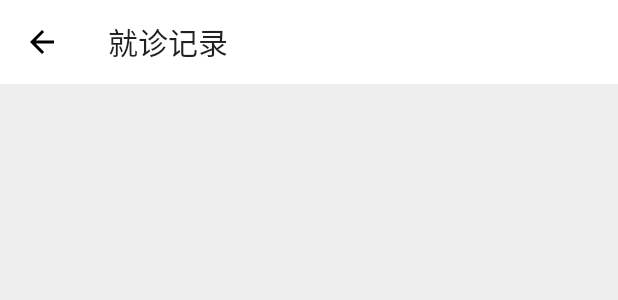
After one commit to a1198375223/PHRapp, an Android app: the layout phr_treatment_record.xml on its own in the app's theme, with its tools: preview values and no code run, on a phone screen of 412 x 824 dp. The commit adds this screen. Shown: the top 300 px of the screen. Run offline under Robolectric (Android 15) with nearby library versions, the phone set to English and light mode, and no system bars.

Commit message:
update 8.9 pm. by wl.可以查看就诊记录

```diff
--- a/app/src/main/AndroidManifest.xml
+++ b/app/src/main/AndroidManifest.xml
@@ -44,6 +44,7 @@
         <activity android:name=".item.treatment.DoctorPage" />
         <activity android:name=".item.treatment.AppointmentActivity" />
         <activity android:name=".item.treatment.AppointSuccessActivity" />
+        <activity android:name=".item.treatment.RecordActivity" />
         <activity android:name=".item.login.LoginActivity">
 
             <!-- <intent-filter> -->
--- a/app/src/main/java/com/starstudio/loser/phrapp/item/main/view/MainViewImpl.java
+++ b/app/src/main/java/com/starstudio/loser/phrapp/item/main/view/MainViewImpl.java
@@ -32,6 +32,7 @@ import com.starstudio.loser.phrapp.item.map.HospitalMapActivity;
 import com.starstudio.loser.phrapp.item.medicine.MedicineMainActivity;
 import com.starstudio.loser.phrapp.item.message.PHRMessageActivity;
 import com.starstudio.loser.phrapp.item.modify.ModifyActivity;
+import com.starstudio.loser.phrapp.item.treatment.RecordActivity;
 import com.starstudio.loser.phrapp.item.treatment.TreatmentActiity;
 
 import java.util.ArrayList;
@@ -70,8 +71,7 @@ public class MainViewImpl extends PHRView implements MainContract.MainView {
                         activity.startActivity(new Intent(activity, ManageMainActivity.class));
                         break;
                     case R.id.phr_main_navigation_view_menu_item4:
-
-                        break;
+                        activity.startActivity(new Intent(activity, RecordActivity.class));
                     case R.id.phr_main_navigation_view_menu_item5:
                         activity.startActivity(new Intent(activity, ModifyActivity.class));
                         break;
--- /dev/null
+++ b/app/src/main/res/layout/phr_treatment_record.xml
@@ -0,0 +1,19 @@
+<?xml version="1.0" encoding="utf-8"?>
+<LinearLayout xmlns:android="http://schemas.android.com/apk/res/android"
+    android:orientation="vertical" android:layout_width="match_parent"
+    android:layout_height="match_parent">
+
+    <include layout="@layout/phr_treatment_record_toolbar" />
+
+    <ListView
+        android:id="@+id/record_list_view"
+        android:layout_width="match_parent"
+        android:layout_height="wrap_content"
+        android:layout_marginTop="@dimen/phr_margin_6"
+        android:layout_marginLeft="@dimen/phr_margin_4"
+        android:layout_marginRight="@dimen/phr_margin_4"
+
+        android:textAlignment="5">
+    </ListView>
+
+</LinearLayout>
--- /dev/null
+++ b/app/src/main/res/layout/phr_treatment_record_toolbar.xml
@@ -0,0 +1,11 @@
+<?xml version="1.0" encoding="utf-8"?>
+<android.support.v7.widget.Toolbar
+    xmlns:android="http://schemas.android.com/apk/res/android"
+    android:layout_width="match_parent"
+    android:layout_height="?attr/actionBarSize"
+    xmlns:app="http://schemas.android.com/apk/res-auto"
+    android:background="@color/phr_white"
+    app:title="@string/phr_treatment_record"
+    app:navigationIcon="@drawable/phr_arrow_back_black_24"
+    android:id="@+id/phr_treatment_record_toolbar">
+</android.support.v7.widget.Toolbar>
--- a/app/src/main/res/values/strings.xml
+++ b/app/src/main/res/values/strings.xml
@@ -147,6 +147,7 @@
 过去的一个赛季，韦德先是在骑士队效力，赛季中期的时候，他被交易到了热火。过去一个赛季，韦德替补出场，场均可以得到12分3.4个篮板和3.1次助攻。</string>
     <string name="phr_treatment_appoint_success">预约成功</string>
     <string name="phr_back__to_main_page">返回首页</string>
+    <string name="phr_treatment_record">就诊记录</string>
 
 
 </resources>
```
Also changed, not shown: app/src/main/java/com/starstudio/loser/phrapp/item/treatment/RecordActivity.java (added, +104 -0 lines).
